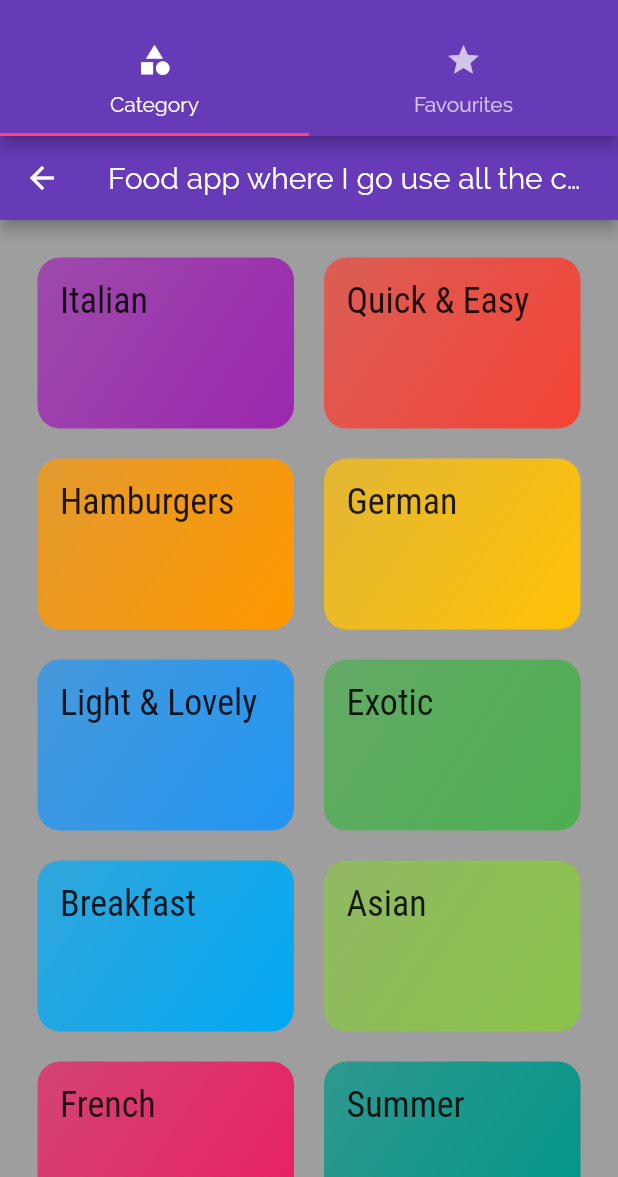
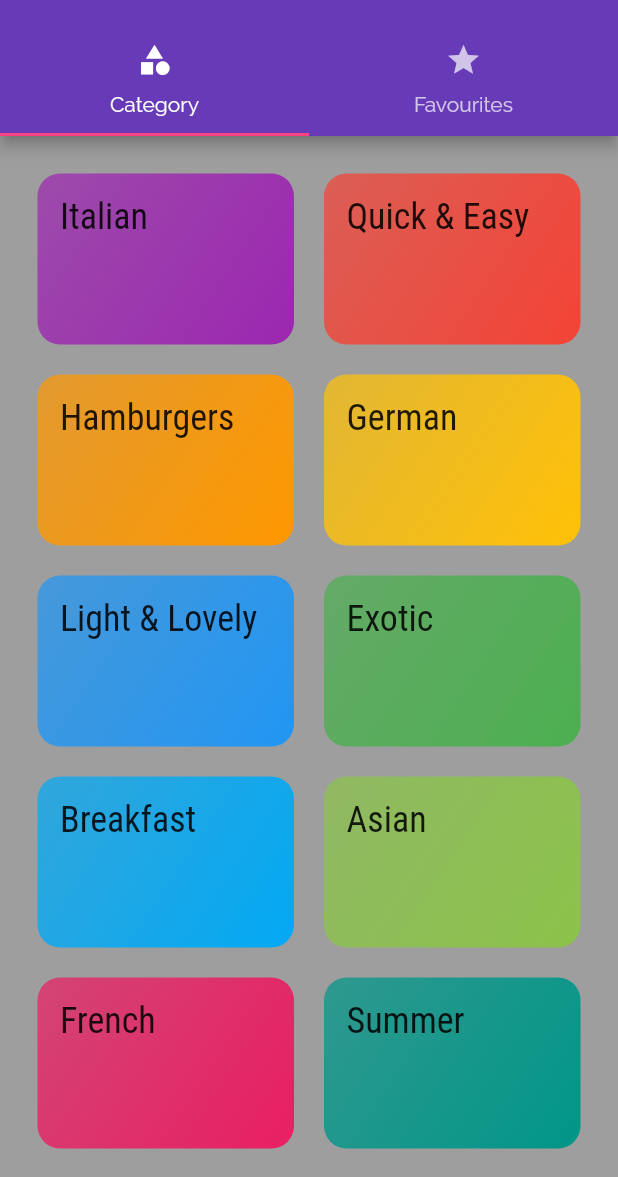
Before and after one commit to jhaym3s/mealsApp, a Flutter app: the TabsScreen screen opened directly, on a phone screen of 412 x 824 dp, the part 59-1236 px from its top. Run offline on Flutter 3.47's test engine with Material 2 defaults, Android fonts, the phone set to English and light mode, and no system bars.

Commit message:
add the top tap wanna change the look of the tap now

```diff
--- a/lib/main.dart
+++ b/lib/main.dart
@@ -1,5 +1,6 @@
 import 'package:flutter/material.dart';
 import 'package:meals_app/screens/mealDetailScreen.dart';
+import 'package:meals_app/screens/tabsScreen.dart';
 import './screens/categoryMealScreen.dart';
 import './screens/categoryScreen.dart';
 
@@ -31,7 +32,7 @@ class MyApp extends StatelessWidget {
       ),
       //home:"/" ,//CategoryScreen(),
       routes: {
-        "/": (context)=> CategoryScreen(),
+        "/": (context)=> TabsScreen(),
         CategoryMealScreen.routeName: (context)=>CategoryMealScreen(),
         MealDetailScreen.routeName: (context) => MealDetailScreen(),
       },
--- a/lib/screens/categoryScreen.dart
+++ b/lib/screens/categoryScreen.dart
@@ -5,16 +5,13 @@ import '../dummyData.dart';
 class CategoryScreen extends StatelessWidget {
   @override
   Widget build(BuildContext context) {
-    return Scaffold(
-      appBar: AppBar(
-        title: Text("Food app where I go use all the colors"),
-      ),
-      body: GridView(gridDelegate: SliverGridDelegateWithMaxCrossAxisExtent(maxCrossAxisExtent: 200,
+    return
+       GridView(gridDelegate: SliverGridDelegateWithMaxCrossAxisExtent(maxCrossAxisExtent: 200,
       childAspectRatio: 3/2,crossAxisSpacing: 20,mainAxisSpacing: 20
       ),
       children: DUMMY_CATEGORIES.map((e) => CategoryItem(e.id,e.title, e.color)).toList(),
         padding: EdgeInsets.all(25),
-      ),
+
     );
   }
 }
--- a/lib/screens/favoriteScreen.dart
+++ b/lib/screens/favoriteScreen.dart
@@ -3,6 +3,8 @@ import 'package:flutter/material.dart';
 class FavoritesScreen extends StatelessWidget {
   @override
   Widget build(BuildContext context) {
-    return Container();
+    return Container(
+      child: Center( child: Text("Text"),),
+    );
   }
 }
--- a/lib/screens/mealDetailScreen.dart
+++ b/lib/screens/mealDetailScreen.dart
@@ -15,7 +15,7 @@ class MealDetailScreen extends StatelessWidget {
     );
   }
 
-  Widget StepContainers(Widget child) {
+  Widget stepContainers(Widget child) {
     return Container(
       decoration: BoxDecoration(
           color: Colors.white54,
@@ -52,7 +52,7 @@ class MealDetailScreen extends StatelessWidget {
               ),
             ),
             headerTitle(context, "Ingredients"),
-            StepContainers(ListView.builder(
+            stepContainers(ListView.builder(
                 itemBuilder: (context, index) {
                   return Padding(
                     padding:
@@ -69,7 +69,7 @@ class MealDetailScreen extends StatelessWidget {
                 },
                 itemCount: selectedMeal.ingredients.length)), //Container
             headerTitle(context, "Steps"),
-            StepContainers(ListView.builder(
+            stepContainers(ListView.builder(
               itemBuilder: (context, index) {
                 return ListTile(
                   leading: CircleAvatar(
--- a/lib/screens/tabsScreen.dart
+++ b/lib/screens/tabsScreen.dart
@@ -1,5 +1,6 @@
 import 'package:flutter/material.dart';
-import 'package:meals_app/screens/categoryScreen.dart';
+import './favoriteScreen.dart';
+import './categoryScreen.dart';
 
 class TabsScreen extends StatefulWidget {
   @override
@@ -17,7 +18,9 @@ class _TabsScreenState extends State<TabsScreen> {
       ]),
       ),
       body: TabBarView(children: [
-        CategoryScreen(),
+        //note that the TabBarView must as much element as the number of 'Tab' in a TabBar
+
+        CategoryScreen(),FavoritesScreen()
       ]),
 
     ));
```
